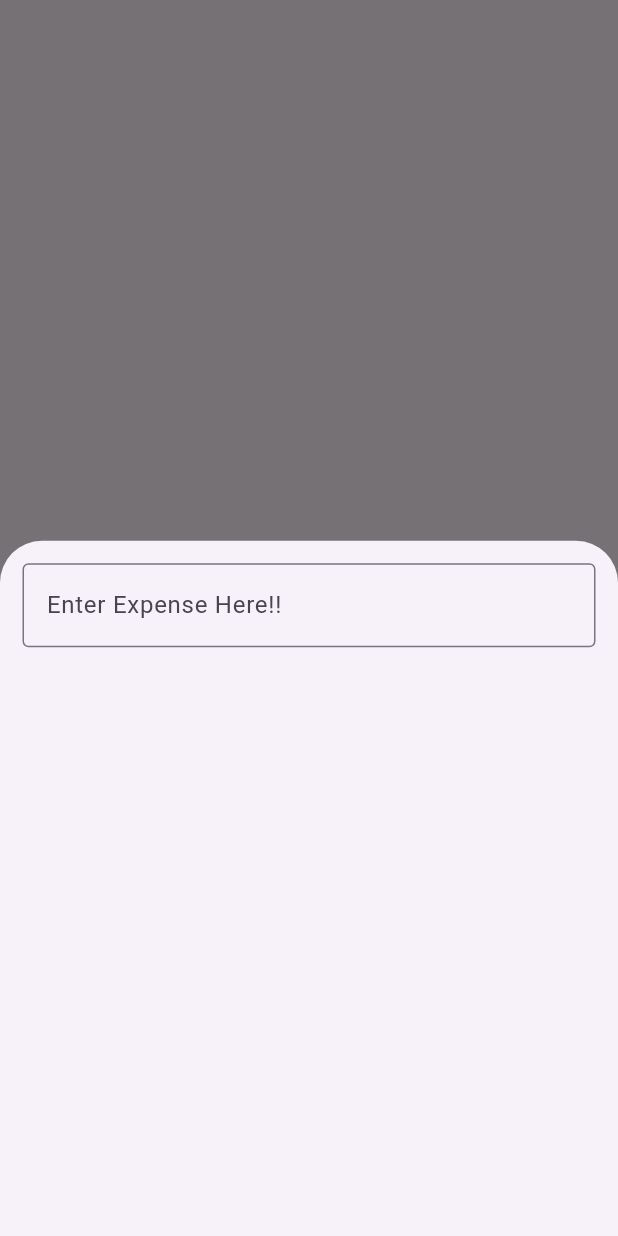
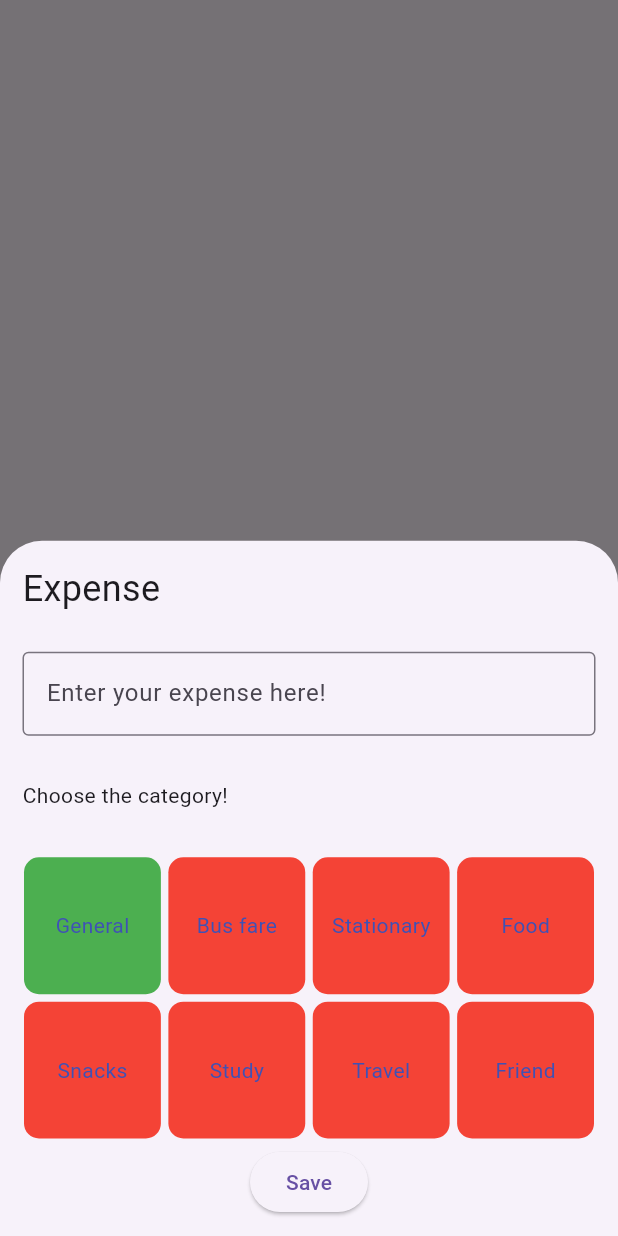
Before and after one commit to AJ-byte-git/expense_flutter, a Flutter app: what showBottomSheetDialog() shows on an empty page, opened directly, on a phone screen of 412 x 824 dp. Run offline on Flutter 3.47's test engine with Material 3 defaults, Android fonts, the phone set to English and light mode, and no system bars; our stand-ins replace cloud_firestore, firebase_auth, firebase_core, fluttertoast, google_sign_in; accounts and stored records are empty.

```diff
--- a/lib/UI/Pages/main_page.dart
+++ b/lib/UI/Pages/main_page.dart
@@ -1,5 +1,6 @@
+import 'package:cloud_firestore/cloud_firestore.dart';
+import 'package:expense_app/UI/Utils/CategoryBottomSheet.dart';
 import 'package:expense_app/UI/Utils/category.dart';
-import 'package:expense_app/UI/Utils/expense.dart';
 import 'package:firebase_auth/firebase_auth.dart';
 import 'package:flutter/material.dart';
 import 'package:fluttertoast/fluttertoast.dart';
@@ -14,11 +15,10 @@ class Main_page extends StatefulWidget {
 void signOutUser() {
   FirebaseAuth.instance.signOut();
 }
+
 class _Main_pageState extends State<Main_page> {
-
   @override
   Widget build(BuildContext context) {
-
     return Scaffold(
       appBar: AppBar(
         backgroundColor: Colors.lightBlue,
@@ -90,11 +90,15 @@ class _Main_pageState extends State<Main_page> {
                 )),
           ),
           const Divider(color: Colors.black87, height: 2),
-          const Padding(
-            padding: EdgeInsets.only(top: 10, bottom: 10),
+          Padding(
+            padding: const EdgeInsets.only(top: 10, bottom: 10),
             child: SingleChildScrollView(
               scrollDirection: Axis.horizontal,
-              child: category(),
+              child: CategoryWidget(onCategorySelected: (String selectedCategory) {
+                // Handle the category selected
+                Fluttertoast.showToast(
+                    msg: selectedCategory, toastLength: Toast.LENGTH_SHORT);
+              }),
             ),
           ),
           const Divider(
@@ -110,16 +114,7 @@ class _Main_pageState extends State<Main_page> {
               )
             ]),
           ),
-          Expanded(
-              child: Container(
-            height: 900,
-            margin: const EdgeInsets.all(10),
-            child: ListView(
-              shrinkWrap: true,
-              scrollDirection: Axis.vertical,
-              children: [Expense(money: 11, category: "test", date: "test")],
-            ),
-          ))
+          // The main content and the expense list go here
         ],
       ),
       floatingActionButton: FloatingActionButton(
@@ -148,13 +143,13 @@ class _Main_pageState extends State<Main_page> {
               ),
               onTap: () => Fluttertoast.showToast(
                   msg: "working", toastLength: Toast.LENGTH_LONG),
-              //here open the profile and all
+              // Here, open the profile and other options
             ),
             ListTile(
               leading: const Icon(Icons.settings),
               onTap: () => Fluttertoast.showToast(
                   msg: "working", toastLength: Toast.LENGTH_LONG),
-              //guide to settings
+              // Guide to settings
               title: const Text("Settings"),
             ),
             ListTile(
@@ -179,27 +174,76 @@ class _Main_pageState extends State<Main_page> {
 }
 
 void showBottomSheetDialog(BuildContext context) {
+  final User? user = FirebaseAuth.instance.currentUser;
+  if (user == null) {
+    Fluttertoast.showToast(
+        msg: "User not signed in", toastLength: Toast.LENGTH_SHORT);
+    return;
+  }
+
   final textCont = TextEditingController();
-  showModalBottomSheet(context: context, builder: (BuildContext context) {
+
+  showModalBottomSheet(
+      context: context,
+      builder: (BuildContext context) {
         return Container(
-      height: MediaQuery.of(context).size.height ,
+          height: 500,
           width: MediaQuery.of(context).size.width,
           color: const Color.fromRGBO(0, 0, 0, 0.001),
           child: Column(
             mainAxisAlignment: MainAxisAlignment.start,
+            crossAxisAlignment: CrossAxisAlignment.start,
             mainAxisSize: MainAxisSize.min,
             children: [
+              const Padding(
+                  padding: EdgeInsets.all(15.0),
+                  child: Text("Expense", style: TextStyle(fontSize: 24))),
               Padding(
-            padding: const EdgeInsets.all(15.0),
+                padding: const EdgeInsets.fromLTRB(15, 10, 15, 15),
                 child: TextField(
                   controller: textCont,
                   decoration: const InputDecoration(
-                  border: OutlineInputBorder(),
-                  hintText: "Enter Expense Here!!"),
+                      labelText: "Enter your expense here!",
+                      border: OutlineInputBorder()),
                 ),
-          )
+              ),
+              const Padding(
+                padding: EdgeInsets.fromLTRB(15, 15, 15, 15),
+                child: Text("Choose the category!"),
+              ),
+              CategoryBottomSheet(onSave: (String selectedCategory) {
+                onSave(context, textCont.text.trim(), selectedCategory, user.uid);
+              })
             ],
           ),
         );
       });
 }
+
+Future<void> onSave(BuildContext context, String money, String category, String userId) async {
+  if (money.isEmpty || category.isEmpty) {
+    Fluttertoast.showToast(
+        msg: "Please enter a valid expense and category",
+        toastLength: Toast.LENGTH_SHORT);
+    return;
+  }
+
+  try {
+    await FirebaseFirestore.instance.collection('data').add({
+      'money': money,
+      'category': category,
+      'userId': userId,
+      'timestamp': FieldValue.serverTimestamp(), // Optional: Add a timestamp
+    });
+
+    Fluttertoast.showToast(
+        msg: "Expense added successfully",
+        toastLength: Toast.LENGTH_SHORT);
+
+    Navigator.pop(context); // Close the bottom sheet
+  } catch (e) {
+    Fluttertoast.showToast(
+        msg: "Failed to add expense: $e",
+        toastLength: Toast.LENGTH_LONG);
+  }
+}
--- /dev/null
+++ b/lib/UI/Utils/CategoryBottomSheet.dart
@@ -0,0 +1,72 @@
+import'package:flutter/material.dart';
+class CategoryBottomSheet extends StatefulWidget {
+  final Function(String) onSave;
+
+  const CategoryBottomSheet({Key? key, required this.onSave}) : super(key: key);
+
+  @override
+  _CategoryBottomSheetState createState() => _CategoryBottomSheetState();
+}
+List<String> buttonLabels = [
+  "General",
+  "Bus fare",
+  "Stationary",
+  "Food",
+  "Snacks",
+  "Study",
+  "Travel",
+  "Friend"
+];
+
+class _CategoryBottomSheetState extends State<CategoryBottomSheet> {
+  int selectedIndex = 0;
+
+  @override
+  Widget build(BuildContext context) {
+    return Padding(
+      padding: const EdgeInsets.all(16.0),
+      child: Column(
+        mainAxisSize: MainAxisSize.min,
+        children: [
+          GridView.builder(
+            shrinkWrap: true,
+            itemCount: buttonLabels.length,
+            gridDelegate: const SliverGridDelegateWithFixedCrossAxisCount(
+              crossAxisCount: 4,
+              crossAxisSpacing: 5,
+              mainAxisSpacing: 5,
+            ),
+            itemBuilder: (context, index) {
+              return GestureDetector(
+                onTap: () {
+                  setState(() {
+                    selectedIndex = index;
+                  });
+                },
+                child: Container(
+                  decoration: BoxDecoration(
+                    color: selectedIndex == index ? Colors.green.shade500 : Colors.red,
+                    borderRadius: BorderRadius.circular(10),
+                  ),
+                  child: Center(
+                    child: Text(
+                      buttonLabels[index],
+                      style: const TextStyle(color: Colors.indigo),
+                    ),
+                  ),
+                ),
+              );
+            },
+          ),
+          const SizedBox(height: 5),
+          ElevatedButton(
+            onPressed: () {
+              widget.onSave(buttonLabels[selectedIndex]);
+            },
+            child: const Text('Save'),
+          ),
+        ],
+      ),
+    );
+  }
+}
--- a/pubspec.yaml
+++ b/pubspec.yaml
@@ -40,8 +40,9 @@ dependencies:
   hive_flutter: ^1.1.0
   json_annotation: ^4.9.0
   google_sign_in: ^6.2.1
-  firebase_auth: ^4.20.0
-  firebase_core: ^2.32.0
+  firebase_auth: ^5.0.0
+  firebase_core: ^3.0.0
+  cloud_firestore: ^5.0.0
 
 dev_dependencies:
   flutter_test:
```
Also changed, not shown: lib/UI/Utils/category.dart (+17 -6 lines), pubspec.lock, 1 other file. Lines whose indentation alone changed are shown as unchanged.
